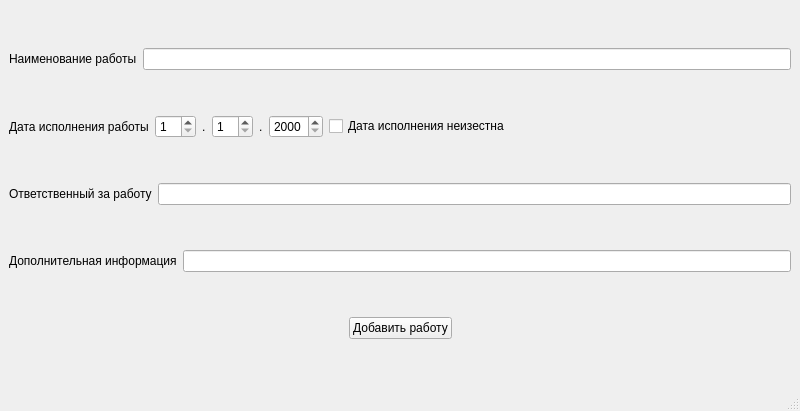
Old version of the form prilogenie/addworkwindow.ui in the repository parlamentyor/auto_correct_plan.
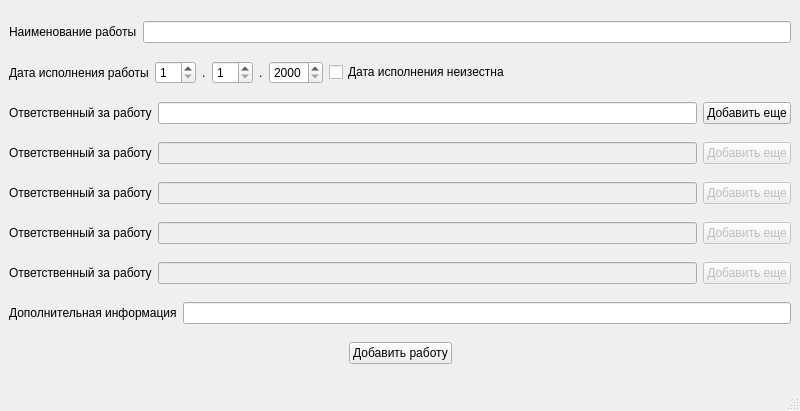
New version of the form.

```diff
--- a/prilogenie/addworkwindow.ui
+++ b/prilogenie/addworkwindow.ui
@@ -130,6 +130,125 @@
        <widget class="QLineEdit" name="le_responsible_employee">
         <property name="enabled">
          <bool>true</bool>
+        </property>
+       </widget>
+      </item>
+      <item>
+       <widget class="QPushButton" name="pb_add_employee_1">
+        <property name="text">
+         <string>Добавить еще</string>
+        </property>
+       </widget>
+      </item>
+     </layout>
+    </item>
+    <item>
+     <layout class="QHBoxLayout" name="horizontalLayout_9">
+      <item>
+       <widget class="QLabel" name="lb_responsible_employee_2">
+        <property name="text">
+         <string>Ответственный за работу</string>
+        </property>
+       </widget>
+      </item>
+      <item>
+       <widget class="QLineEdit" name="le_responsible_employee_2">
+        <property name="enabled">
+         <bool>false</bool>
+        </property>
+       </widget>
+      </item>
+      <item>
+       <widget class="QPushButton" name="pb_add_employee_2">
+        <property name="enabled">
+         <bool>false</bool>
+        </property>
+        <property name="text">
+         <string>Добавить еще</string>
+        </property>
+       </widget>
+      </item>
+     </layout>
+    </item>
+    <item>
+     <layout class="QHBoxLayout" name="horizontalLayout_10">
+      <item>
+       <widget class="QLabel" name="lb_responsible_employee_3">
+        <property name="text">
+         <string>Ответственный за работу</string>
+        </property>
+       </widget>
+      </item>
+      <item>
+       <widget class="QLineEdit" name="le_responsible_employee_3">
+        <property name="enabled">
+         <bool>false</bool>
+        </property>
+       </widget>
+      </item>
+      <item>
+       <widget class="QPushButton" name="pb_add_employee_3">
+        <property name="enabled">
+         <bool>false</bool>
+        </property>
+        <property name="text">
+         <string>Добавить еще</string>
+        </property>
+       </widget>
+      </item>
+     </layout>
+    </item>
+    <item>
+     <layout class="QHBoxLayout" name="horizontalLayout_11">
+      <item>
+       <widget class="QLabel" name="lb_responsible_employee_4">
+        <property name="text">
+         <string>Ответственный за работу</string>
+        </property>
+       </widget>
+      </item>
+      <item>
+       <widget class="QLineEdit" name="le_responsible_employee_4">
+        <property name="enabled">
+         <bool>false</bool>
+        </property>
+       </widget>
+      </item>
+      <item>
+       <widget class="QPushButton" name="pb_add_employee_4">
+        <property name="enabled">
+         <bool>false</bool>
+        </property>
+        <property name="text">
+         <string>Добавить еще</string>
+        </property>
+       </widget>
+      </item>
+     </layout>
+    </item>
+    <item>
+     <layout class="QHBoxLayout" name="horizontalLayout_12">
+      <item>
+       <widget class="QLabel" name="lb_responsible_employee_5">
+        <property name="text">
+         <string>Ответственный за работу</string>
+        </property>
+       </widget>
+      </item>
+      <item>
+       <widget class="QLineEdit" name="le_responsible_employee_5">
+        <property name="enabled">
+         <bool>false</bool>
+        </property>
+       </widget>
+      </item>
+      <item>
+       <widget class="QPushButton" name="pb_add_employee_5">
+        <property name="enabled">
+         <bool>false</bool>
+        </property>
+        <property name="text">
+         <string>Добавить еще</string>
         </property>
        </widget>
       </item>
```
Left out of the diff: 6 changed lines with no effect on the pictures.
